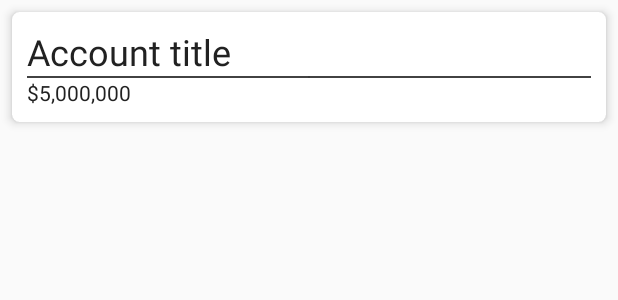
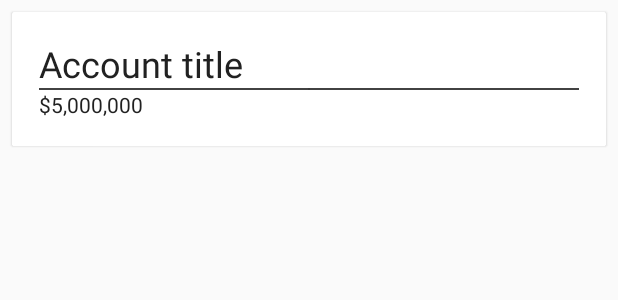
Before and after one commit to valcus/MoneybagsBudgeting, an Android app: the layout account_card.xml on its own in the app's theme, with its tools: preview values and no code run, on a phone screen of 412 x 824 dp. Shown: the top 300 px of the screen. Run offline under Robolectric (Android 15) with nearby library versions, the phone set to English and light mode, and no system bars.

Commit message:
following material design guidelines

```diff
--- a/app/src/main/res/layout/account_card.xml
+++ b/app/src/main/res/layout/account_card.xml
@@ -5,11 +5,9 @@
     android:layout_width="match_parent"
     android:layout_height="wrap_content"
     android:layout_margin="8dp"
-    app:cardCornerRadius="5dp"
-    app:cardElevation="4dp"
-    app:contentPadding="8dp"
-    tools:layout_editor_absoluteX="8dp"
-    tools:layout_editor_absoluteY="8dp">
+    app:cardCornerRadius="1dp"
+    app:cardElevation="1dp"
+    app:contentPadding="16dp" >
 
 
     <android.support.constraint.ConstraintLayout
@@ -29,7 +27,7 @@
         <ImageView
             android:id="@+id/divider"
             android:layout_width="0dp"
-            android:layout_height="wrap_content"
+            android:layout_height="1dp"
             android:background="@color/cardview_dark_background"
             app:layout_constraintEnd_toEndOf="parent"
             app:layout_constraintStart_toStartOf="parent"
```
